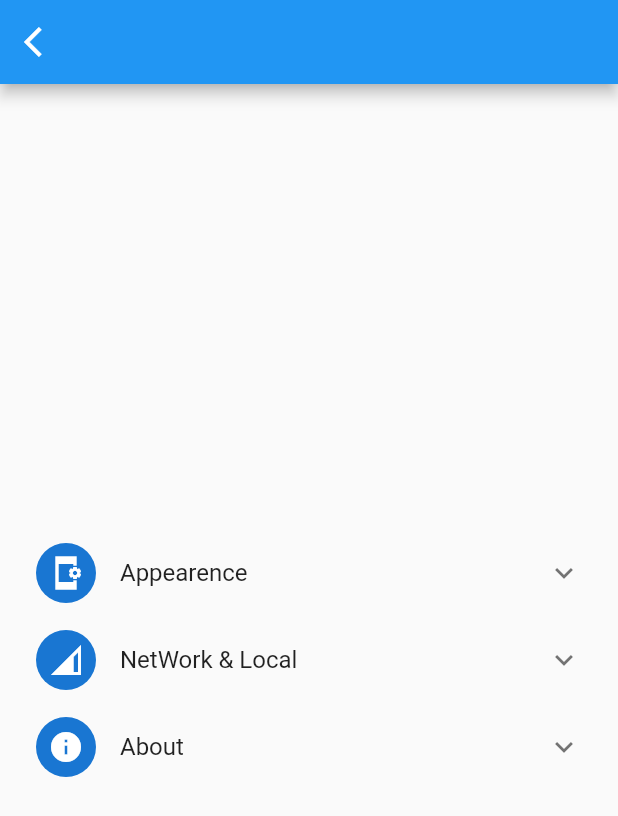
After one commit to rustiever/towards_life, a Flutter app: the SettingsView screen opened by its route, on a phone screen of 412 x 824 dp. The commit adds this screen. Shown: the top 816 px of the screen. Run offline on Flutter 3.47's test engine with Material 2 defaults, Android fonts, the phone set to English and light mode, and no system bars; our stand-ins replace cloud_firestore, firebase_core, get, hive, hive_flutter; accounts and stored records are empty.

Commit message:
moved translations to settings page

```diff
--- a/lib/app/controllers/controllers.dart
+++ b/lib/app/controllers/controllers.dart
@@ -2,3 +2,4 @@ export 'adminController.dart';
 export 'homeController.dart';
 export 'kuralController.dart';
 export 'libraryController.dart';
+export 'settingsController.dart';
--- /dev/null
+++ b/lib/app/controllers/settingsController.dart
@@ -0,0 +1,15 @@
+import 'package:flutter/widgets.dart';
+import 'package:get/get.dart';
+
+class SettingsController extends GetxController {
+  static SettingsController get to => Get.find();
+  RxString selectedLanguage = Get.deviceLocale.languageCode.obs;
+
+  String get selLanguage => selectedLanguage.value;
+
+  set selLanguage(String lang) {
+    final Locale locale = Locale(lang);
+    Get.updateLocale(locale);
+    selectedLanguage.value = lang;
+  }
+}
--- a/lib/app/data/model/kuralDetailModel.dart
+++ b/lib/app/data/model/kuralDetailModel.dart
@@ -1,7 +1,3 @@
-// To parse this JSON data, do
-//
-//     final kuralDetail = kuralDetailFromJson(jsonString);
-
 import 'dart:convert';
 
 import 'package:meta/meta.dart';
--- a/lib/app/globalWidgets/customDrawer.dart
+++ b/lib/app/globalWidgets/customDrawer.dart
@@ -45,7 +45,7 @@ class CustomDrawer extends StatelessWidget {
           _DrawerContent(
             title: 'Settings',
             iconData: Icons.settings_outlined,
-            route: AppPages.homeRoute,
+            route: AppPages.settingsRoute,
           ),
           _DrawerContent(
             title: 'Admin',
--- a/lib/app/routes.dart
+++ b/lib/app/routes.dart
@@ -12,8 +12,19 @@ class AppPages {
   static const kuralsListRoute = '/Thirukkural';
   static const aathichidiListRoute = '/Athichudi';
   static const searchRoute = '/Search';
+  static const settingsRoute = '/settings';
+  static const languageListRoute = '/languageList';
 
   static final pages = [
+    GetPage(
+      title: 'Settings',
+      name: settingsRoute,
+      page: () => SettingsView(),
+      binding: BindingsBuilder.put(
+        () => SettingsController(),
+      ),
+    ),
+    GetPage(name: languageListRoute, page: () => LanguageListView()),
     GetPage(
       title: 'Home',
       name: homeRoute,
--- /dev/null
+++ b/lib/app/views/settings/settingsView.dart
@@ -0,0 +1,84 @@
+import 'package:TowardsLife/app/controllers/controllers.dart';
+import 'package:TowardsLife/app/routes.dart';
+import 'package:TowardsLife/app/translation/languages.dart';
+import 'package:flutter/material.dart';
+import 'package:get/get.dart';
+
+class SettingsView extends GetView<SettingsController> {
+  @override
+  Widget build(BuildContext context) {
+    return Scaffold(
+      appBar: AppBar(
+        leading: IconButton(
+          icon: const Icon(Icons.arrow_back_ios),
+          onPressed: () => Get.back(),
+        ),
+      ),
+      body: Padding(
+        padding: const EdgeInsets.all(8.0),
+        child: Column(
+          mainAxisAlignment: MainAxisAlignment.center,
+          children: [
+            ExpansionTile(
+              leading: const CircleAvatar(
+                child: Icon(Icons.app_settings_alt_sharp),
+              ),
+              title: const Text('Appearence'),
+              children: [
+                Text('greeting'.tr),
+                ListTile(
+                  title: const Text('Language'),
+                  trailing: IconButton(
+                    icon: const Icon(Icons.arrow_forward_ios),
+                    onPressed: () async {
+                      final val = await Get.toNamed(AppPages.languageListRoute);
+                      controller.selLanguage = val as String;
+
+                      print('here');
+                      print(val);
+                    },
+                  ),
+                ),
+                ListTile(
+                  title: const Text('Dark Mode'),
+                  trailing: Switch.adaptive(
+                    value: true,
+                    onChanged: (bool value) {},
+                  ),
+                )
+              ],
+            ),
+            ExpansionTile(
+              leading: const CircleAvatar(
+                child: Icon(Icons.network_cell),
+              ),
+              title: const Text('NetWork & Local'),
+              children: [
+                ListTile(
+                  trailing: Switch.adaptive(
+                    value: true,
+                    onChanged: (bool value) {},
+                  ),
+                )
+              ],
+            ),
+            ExpansionTile(
+              leading: const CircleAvatar(
+                child: Icon(Icons.info_sharp),
+              ),
+              title: const Text('About'),
+              children: [
+                ListTile(
+                  trailing: Switch.adaptive(
+                    value: true,
+                    onChanged: (bool value) {},
+                  ),
+                )
+              ],
+            ),
+          ],
+        ),
+      ),
+    );
+  }
+}
--- a/lib/app/views/views.dart
+++ b/lib/app/views/views.dart
@@ -2,3 +2,5 @@ export 'aathichudi/aathichudiListView.dart';
 export 'admin/adminView.dart';
 export 'home/homeView.dart';
 export 'kural/kuralListView.dart';
+export 'settings/languageListView.dart';
+export 'settings/settingsView.dart';
--- a/pubspec.yaml
+++ b/pubspec.yaml
@@ -13,7 +13,7 @@ dependencies:
   flutter_hooks:
   get:
   get_storage:
-  hive:
+  hive: ^1.4.4+1
   hive_flutter:
   firebase_core: 0.5.3
   cloud_firestore: 0.14.4
@@ -21,6 +21,8 @@ dependencies:
 
 
 dev_dependencies:
+  build_runner: 1.11.0
+  hive_generator: 0.8.2
   flutter_test:
     sdk: flutter
   device_preview:
```
Also changed, not shown: lib/app/controllers/homeController.dart (+0 -8 lines), lib/app/views/home/homeView.dart (+0 -18 lines), lib/app/views/settings/languageListView.dart (added, +31 -0 lines), lib/main.dart (+28 -0 lines), pubspec.lock.
